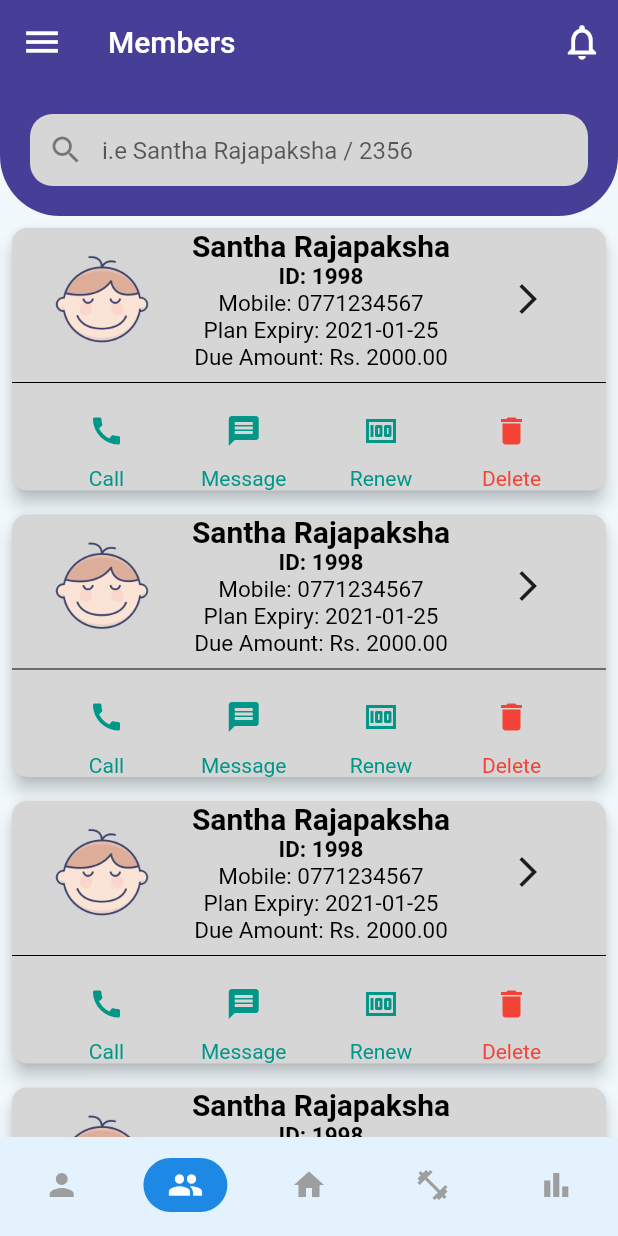
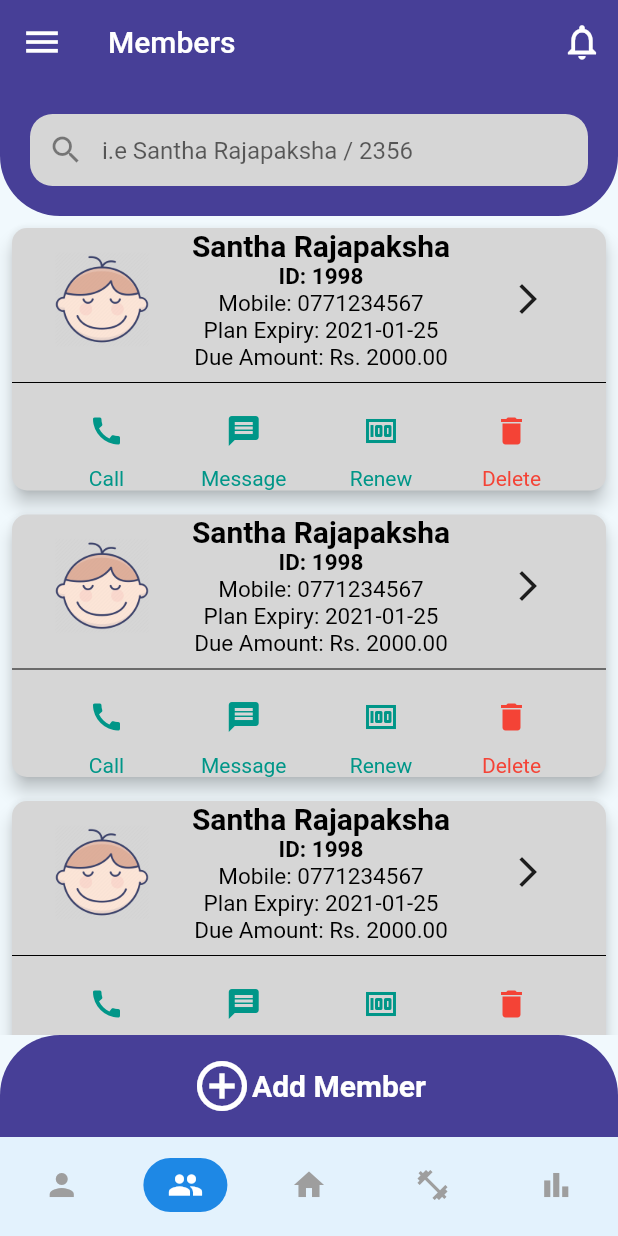
Before and after one commit to risdatamamal/Gym-Management-System, a Flutter app: the screen it shows after launch, item 2 of the bottom bar chosen, on a phone screen of 412 x 824 dp. Run offline on Flutter 3.47's test engine with Material 2 defaults, Android fonts, the phone set to English and light mode, and no system bars; our stand-ins replace simple_animations, supercharged; Roboto replaces fonts that are missing (OpenSans-Regular).

Commit message:
Memeber Add Button Created
Edges aren't transparent. No Functionality.

```diff
--- a/lib/screens/members/members_screen.dart
+++ b/lib/screens/members/members_screen.dart
@@ -65,6 +65,37 @@ class _MembersScreenState extends State<MembersScreen> {
                 ),
               ),
             ),
+            Container(
+              padding: const EdgeInsets.all(10.0),
+              decoration: BoxDecoration(
+                color: Palette.secondaryColor,
+                borderRadius: BorderRadius.only(
+                  topLeft: Radius.circular(40.0),
+                  topRight: Radius.circular(40.0),
+                ),
+              ),
+              child: FlatButton(
+                onPressed: () => {},
+                child: Row(
+                  mainAxisAlignment: MainAxisAlignment.center,
+                  children: <Widget>[
+                    Icon(
+                      Icons.add_circle_outline,
+                      color: Colors.white,
+                      size: 40.0,
+                    ),
+                    Text(
+                      'Add Member',
+                      style: TextStyle(
+                        fontSize: 20,
+                        fontWeight: FontWeight.w700,
+                        color: Colors.white,
+                      ),
+                    ),
+                  ],
+                ),
+              ),
+            ),
           ],
         ),
       ),
```
